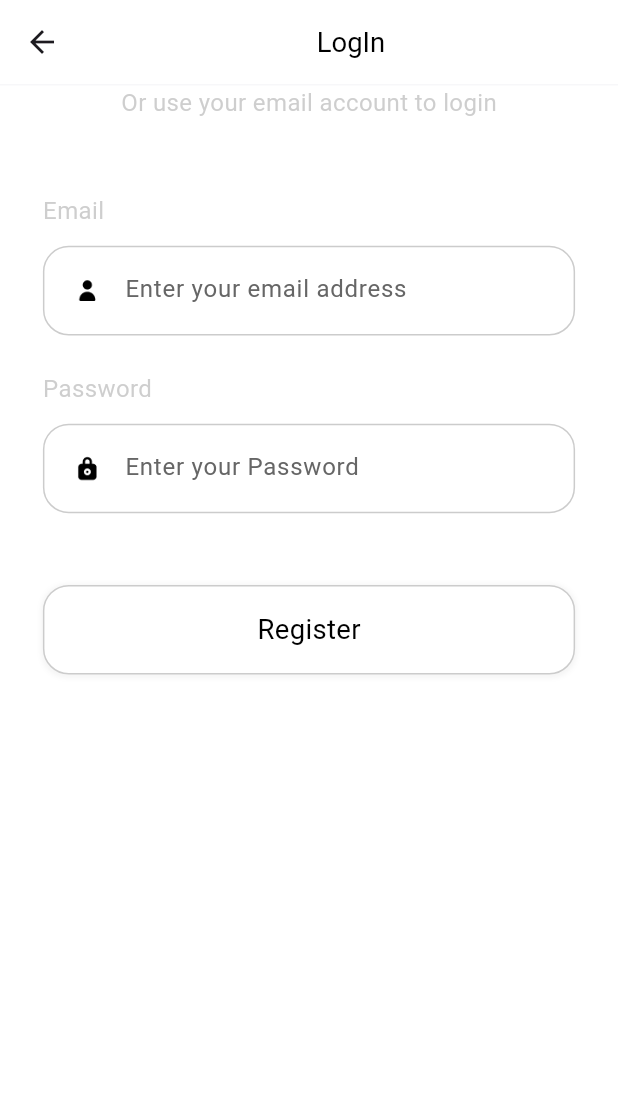
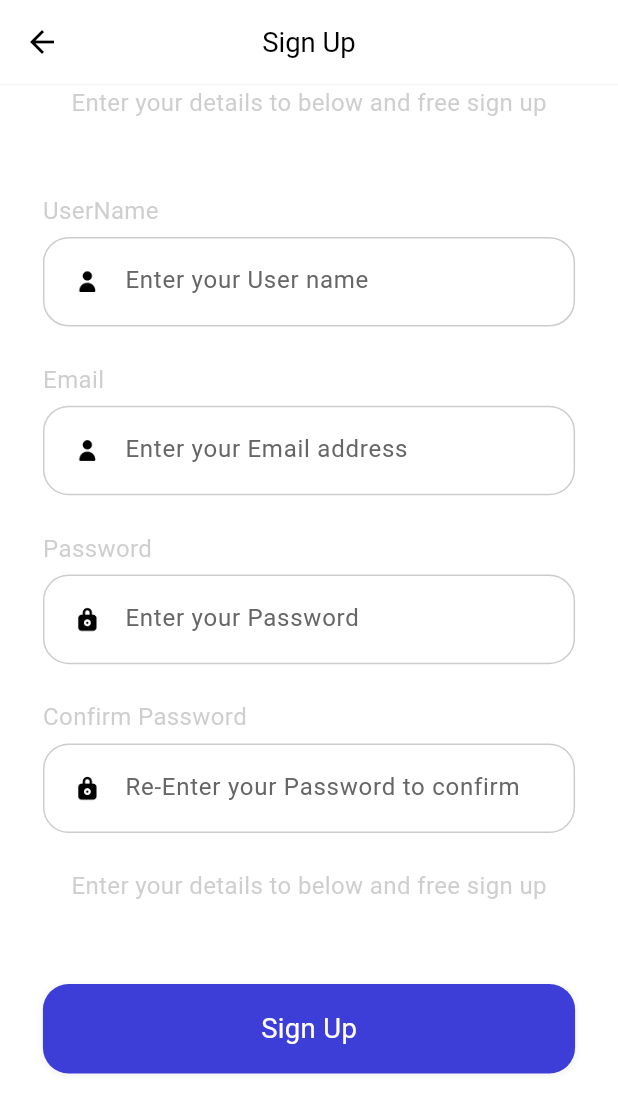
Before and after one commit to ArslanYousaf12/code-academy-app, a Flutter app: the Register screen opened by its route, on a phone screen of 412 x 824 dp. Shown: the top 1113 px of the screen. Run offline on Flutter 3.47's test engine with Material 3 defaults, Android fonts, the phone set to English and light mode, and no system bars; our stand-ins replace cloud_firestore, dots_indicator, firebase_auth, firebase_core, flutter_bloc, flutter_screenutil and 1 more; accounts and stored records are empty; Roboto replaces fonts that are missing (Avenir).

Commit message:
complete the sigin up screen

```diff
--- a/lib/main.dart
+++ b/lib/main.dart
@@ -2,6 +2,7 @@ import 'package:code_academy_app/app_bloc_providers.dart';
 import 'package:code_academy_app/app_blocs.dart';
 import 'package:code_academy_app/app_events.dart';
 import 'package:code_academy_app/app_state.dart';
+import 'package:code_academy_app/common/values/colors.dart';
 import 'package:code_academy_app/firebase_options.dart';
 import 'package:code_academy_app/screens/register/register.dart';
 import 'package:code_academy_app/screens/sigin_in/bloc/sigin_in_bloc.dart';
@@ -34,6 +35,7 @@ class MyApp extends StatelessWidget {
             title: 'Code academy',
             theme: ThemeData(
               appBarTheme: const AppBarTheme(
+                iconTheme: IconThemeData(color: AppColors.primaryText),
                 elevation: 0,
                 backgroundColor: Colors.white,
               ),
--- a/lib/screens/common_widget.dart
+++ b/lib/screens/common_widget.dart
@@ -2,7 +2,7 @@ import 'package:code_academy_app/common/values/colors.dart';
 import 'package:flutter/material.dart';
 import 'package:flutter_screenutil/flutter_screenutil.dart';
 
-AppBar buildAppBar() {
+AppBar buildAppBar(String type) {
   return AppBar(
     bottom: PreferredSize(
       preferredSize: const Size.fromHeight(1.0),
@@ -12,15 +12,14 @@ AppBar buildAppBar() {
         height: 1.0,
       ),
     ),
+    centerTitle: true,
     // backgroundColor: Colors.white,
-    title: Center(
-      child: Text(
-        "LogIn",
-        style: TextStyle(
-          color: AppColors.primaryText,
-          fontSize: 16.sp,
-          fontWeight: FontWeight.normal,
-        ),
+    title: Text(
+      type,
+      style: TextStyle(
+        color: AppColors.primaryText,
+        fontSize: 16.sp,
+        fontWeight: FontWeight.normal,
       ),
     ),
   );
--- a/lib/screens/register/register.dart
+++ b/lib/screens/register/register.dart
@@ -17,13 +17,15 @@ class _RegisterState extends State<Register> {
       child: SafeArea(
         child: Scaffold(
           backgroundColor: Colors.white,
-          appBar: buildAppBar(),
+          appBar: buildAppBar("Sign Up"),
           body: SingleChildScrollView(
             child: Column(
               crossAxisAlignment: CrossAxisAlignment.start,
               children: [
                 Center(
-                  child: reusableText("Or use your email account to login"),
+                  child: reusableText(
+                    "Enter your details to below and free sign up",
+                  ),
                 ),
                 Container(
                   margin: EdgeInsets.only(top: 36.h),
@@ -31,10 +33,19 @@ class _RegisterState extends State<Register> {
                   child: Column(
                     crossAxisAlignment: CrossAxisAlignment.start,
                     children: [
+                      reusableText("UserName"),
+
+                      buildTextField("Enter your User name", "name", "user", (
+                        value,
+                      ) {
+                        // context.read<SiginInBloc>().add(
+                        //   EmailEvent(value),
+                        // );
+                      }),
                       reusableText("Email"),
-                      SizedBox(height: 5.h),
+
                       buildTextField(
-                        "Enter your email address",
+                        "Enter your Email address",
                         "email",
                         "user",
                         (value) {
@@ -44,9 +55,21 @@ class _RegisterState extends State<Register> {
                         },
                       ),
                       reusableText("Password"),
-                      SizedBox(height: 5.h),
+
                       buildTextField(
                         "Enter your Password",
+                        "password",
+                        "lock",
+                        (value) {
+                          // context.read<SiginInBloc>().add(
+                          //   PasswordEvent(value),
+                          // );
+                        },
+                      ),
+                      reusableText("Confirm Password"),
+
+                      buildTextField(
+                        "Re-Enter your Password to confirm",
                         "password",
                         "lock",
                         (value) {
@@ -58,8 +81,13 @@ class _RegisterState extends State<Register> {
                     ],
                   ),
                 ),
+                Center(
+                  child: reusableText(
+                    "Enter your details to below and free sign up",
+                  ),
+                ),
 
-                buildLoginAndRegButton("Register", "register", () {
+                buildLoginAndRegButton("Sign Up", "login", () {
                   Navigator.of(context).pushNamed("register");
                   debugPrint("Register button pressed");
                 }),
--- a/lib/screens/sigin_in/sigin_in_screen.dart
+++ b/lib/screens/sigin_in/sigin_in_screen.dart
@@ -25,7 +25,7 @@ class _SiginInScreenState extends State<SiginInScreen> {
           child: SafeArea(
             child: Scaffold(
               backgroundColor: Colors.white,
-              appBar: buildAppBar(),
+              appBar: buildAppBar("Login"),
               body: SingleChildScrollView(
                 child: Column(
                   crossAxisAlignment: CrossAxisAlignment.start,
@@ -74,7 +74,7 @@ class _SiginInScreenState extends State<SiginInScreen> {
                         context: context,
                       ).handleSiginIn("email");
                     }),
-                    buildLoginAndRegButton("Register", "register", () {
+                    buildLoginAndRegButton("Sigin Up", "register", () {
                       Navigator.of(context).pushNamed("register");
                       debugPrint("Register button pressed");
                     }),
```
